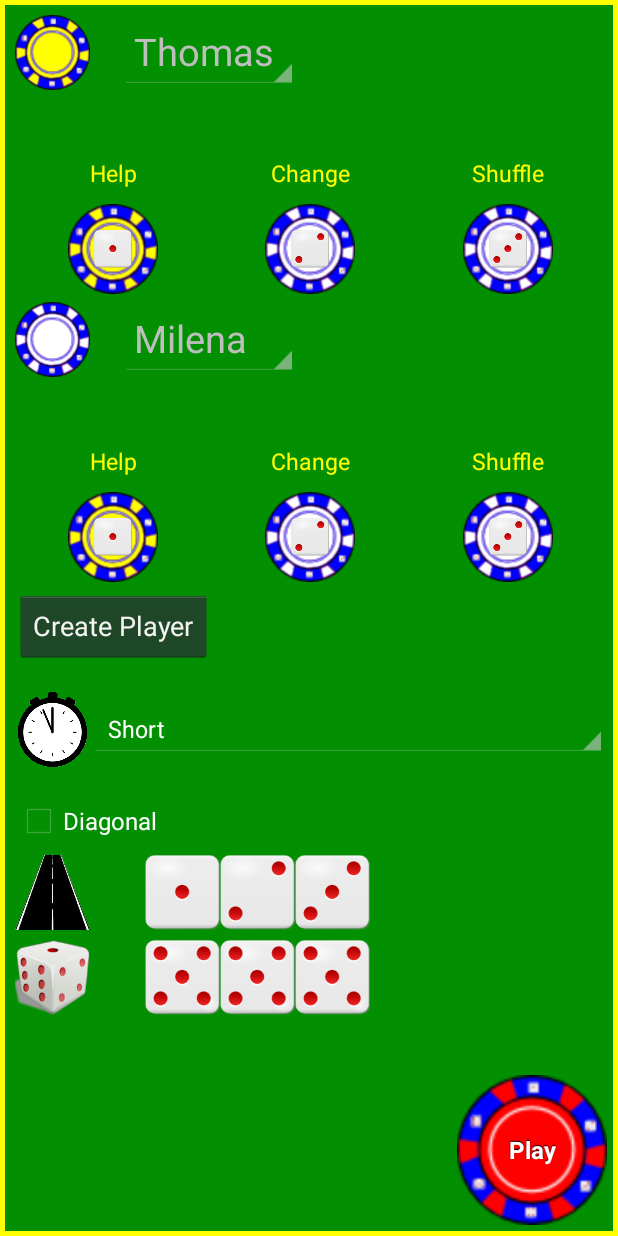
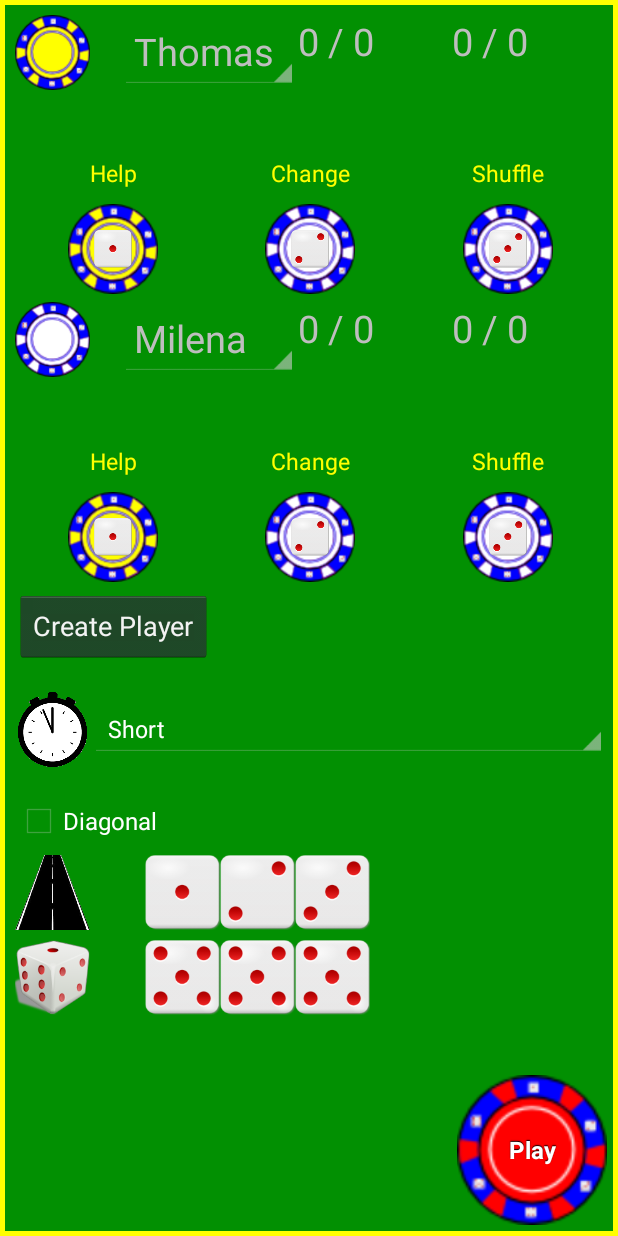
Before and after one commit to Runje/Dicy, an Android app: the OptionActivity screen opened directly, with no data from a screen before it, on a phone screen of 412 x 824 dp. Run offline under Robolectric (Android 15) with nearby library versions, the phone set to English and light mode, and no system bars.

Commit message:
Statistics are now shown in the options

```diff
--- a/app/src/main/java/games/runje/dicy/OptionActivity.java
+++ b/app/src/main/java/games/runje/dicy/OptionActivity.java
@@ -31,6 +31,7 @@ import games.runje.dicy.layouts.SimpleObserver;
 import games.runje.dicy.layouts.SkillChooser;
 import games.runje.dicy.layouts.StraightLayout;
 import games.runje.dicy.layouts.XOfAKindLayout;
+import games.runje.dicy.statistics.GameStatistic;
 import games.runje.dicy.statistics.PlayerStatistic;
 import games.runje.dicy.statistics.SQLiteHandler;
 import games.runje.dicy.statistics.StatisticManager;
@@ -83,6 +84,10 @@ public class OptionActivity extends Activity implements SimpleObserver
     private int[] player1Skills = { R.id.player1_skill1, R.id.player1_skill2, R.id.player1_skill3};
     private SkillChooser skillChooser2;
     private int[] player2Skills = { R.id.player2_skill1, R.id.player2_skill2, R.id.player2_skill3};;
+    private TextView player1Stats1;
+    private TextView player1Stats2;
+    private TextView player2Stats1;
+    private TextView player2Stats2;
 
     public static Rules getRulesFromBundle(Bundle bundle)
     {
@@ -146,6 +151,44 @@ public class OptionActivity extends Activity implements SimpleObserver
         {
             layout.addView(x, params);
         }
+
+        initStatistics();
+    }
+
+    private void initStatistics()
+    {
+        player1Stats1 = (TextView) findViewById(R.id.text_player1_stats1);
+        player1Stats2 = (TextView) findViewById(R.id.text_player1_stats2);
+        player2Stats1 = (TextView) findViewById(R.id.text_player2_stats1);
+        player2Stats2 = (TextView) findViewById(R.id.text_player2_stats2);
+
+        updateStats();
+    }
+
+    private void updateStats()
+    {
+        StatisticManager manager = new SQLiteHandler(this);
+
+        PlayerStatistic player1 = manager.getPlayer(((PlayerStatistic) player1Spinner.getSelectedItem()).getName());
+        PlayerStatistic player2 = manager.getPlayer(((PlayerStatistic) player2Spinner.getSelectedItem()).getName());
+
+        player1Stats1.setText(player1.getWins() + " / " + (player1.getGames()));
+        player2Stats1.setText(player2.getWins() + " / " + (player2.getGames()));
+
+        List<GameStatistic> games = manager.getGames(player1.getName(), player2.getName());
+        int p1Wins = 0;
+
+        for (GameStatistic game : games)
+        {
+            if (game.getPlayer1().getName().equals(player1.getName()) && game.hasP1Won())
+            {
+                p1Wins++;
+            }
+        }
+
+        int p2Wins = games.size() - p1Wins;
+        player1Stats2.setText(p1Wins + " / " + games.size());
+        player2Stats2.setText(p2Wins + " / " + games.size());
     }
 
     private void initSkills()
@@ -210,6 +253,7 @@ public class OptionActivity extends Activity implements SimpleObserver
             public void onItemSelected(AdapterView<?> adapterView, View view, int i, long l)
             {
                 player2Adapter.setSelectedOther(i);
+                updateStats();
             }
 
             @Override
@@ -226,6 +270,7 @@ public class OptionActivity extends Activity implements SimpleObserver
             public void onItemSelected(AdapterView<?> adapterView, View view, int i, long l)
             {
                 player1Adapter.setSelectedOther(i);
+                updateStats();
             }
 
             @Override
--- a/app/src/main/java/games/runje/dicy/statistics/GameTable.java
+++ b/app/src/main/java/games/runje/dicy/statistics/GameTable.java
@@ -6,6 +6,7 @@ import android.database.sqlite.SQLiteDatabase;
 import android.util.Log;
 
 import java.util.ArrayList;
+import java.util.List;
 
 import games.runje.dicymodel.Logger;
 
@@ -113,4 +114,27 @@ public class GameTable
     {
         return new GameStatistic(cursor.getLong(0), cursor.getString(1), cursor.getString(2), cursor.getInt(3) == 1, cursor.getInt(4) == 1, cursor.getInt(5), cursor.getInt(6));
     }
+
+    public static List<GameStatistic> getGames(SQLiteDatabase db, String player1, String player2)
+    {
+        ArrayList<GameStatistic> games = new ArrayList<>();
+
+        String selectQuery = "SELECT * FROM " + TABLE_GAMES + " WHERE (" + KEY_P1 + " = ? AND " + KEY_P2 + " = ?) OR (" + KEY_P1 + " = ? " + "AND " + KEY_P2 + " = ?)";
+
+        Cursor cursor = db.rawQuery(selectQuery, new String[]{player1, player2, player2, player1});
+
+        if (cursor.moveToFirst())
+        {
+            do
+            {
+                GameStatistic game = createGameFromCursor(cursor);
+                Logger.logDebug(LogKey, game.toString());
+                games.add(game);
+            } while (cursor.moveToNext());
+        }
+
+        cursor.close();
+
+        return games;
+    }
 }
--- a/app/src/main/java/games/runje/dicy/statistics/SQLiteHandler.java
+++ b/app/src/main/java/games/runje/dicy/statistics/SQLiteHandler.java
@@ -6,6 +6,7 @@ import android.database.sqlite.SQLiteDatabase;
 import android.database.sqlite.SQLiteOpenHelper;
 
 import java.util.ArrayList;
+import java.util.List;
 
 import games.runje.dicymodel.Logger;
 
@@ -76,10 +77,17 @@ public class SQLiteHandler extends SQLiteOpenHelper implements StatisticManager
     }
 
     @Override
-    public void getAllGames()
+    public List<GameStatistic> getAllGames()
     {
         SQLiteDatabase db = this.getWritableDatabase();
-        GameTable.getAll(db);
+        return GameTable.getAll(db);
+    }
+
+    @Override
+    public List<GameStatistic> getGames(String player1, String player2)
+    {
+        SQLiteDatabase db = this.getWritableDatabase();
+        return GameTable.getGames(db, player1, player2);
     }
 
     @Override
--- a/app/src/main/java/games/runje/dicy/statistics/StatisticManager.java
+++ b/app/src/main/java/games/runje/dicy/statistics/StatisticManager.java
@@ -1,6 +1,7 @@
 package games.runje.dicy.statistics;
 
 import java.util.ArrayList;
+import java.util.List;
 
 /**
  * Created by Thomas on 15.06.2015.
@@ -18,5 +19,7 @@ public interface StatisticManager
 
     PlayerStatistic createPlayer(String name, String strategy);
 
-    void getAllGames();
+    List<GameStatistic> getAllGames();
+
+    List<GameStatistic> getGames(String player1, String player2);
 }
--- a/app/src/main/res/layout/activity_option.xml
+++ b/app/src/main/res/layout/activity_option.xml
@@ -35,7 +35,7 @@
                 android:src="@drawable/blueyellowchip"/>
 
             <LinearLayout
-                android:layout_width="fill_parent"
+                android:layout_width="wrap_content"
                 android:layout_height="wrap_content"
                 android:layout_marginLeft="20dp"
                 android:orientation="vertical">
@@ -50,35 +50,49 @@
 
             </LinearLayout>
 
+            <TextView
+                android:id="@+id/text_player1_stats1"
+                android:layout_width="0dp"
+                android:layout_height="wrap_content"
+                android:layout_weight="1"
+                android:textSize="25sp"/>
+
+            <TextView
+                android:id="@+id/text_player1_stats2"
+                android:layout_width="0dp"
+                android:layout_height="wrap_content"
+                android:layout_weight="1"
+                android:textSize="25sp"/>
+
         </LinearLayout>
 
         <LinearLayout
-            android:orientation="horizontal"
             android:layout_width="match_parent"
             android:layout_height="wrap_content"
             android:layout_marginBottom="5dp"
-            android:layout_marginTop="5dp">
+            android:layout_marginTop="5dp"
+            android:orientation="horizontal">
 
             <include
+                android:id="@+id/player1_skill1"
                 layout="@layout/skill"
                 android:layout_width="0dp"
                 android:layout_height="wrap_content"
-                android:layout_weight="1"
-                android:id="@+id/player1_skill1"/>
+                android:layout_weight="1"/>
 
             <include
+                android:id="@+id/player1_skill2"
                 layout="@layout/skill"
                 android:layout_width="0dp"
                 android:layout_height="wrap_content"
-                android:layout_weight="1"
-                android:id="@+id/player1_skill2"/>
+                android:layout_weight="1"/>
 
             <include
+                android:id="@+id/player1_skill3"
                 layout="@layout/skill"
                 android:layout_width="0dp"
                 android:layout_height="wrap_content"
-                android:layout_weight="1"
-                android:id="@+id/player1_skill3"/>
+                android:layout_weight="1"/>
         </LinearLayout>
 
         <LinearLayout
@@ -95,7 +109,7 @@
                 android:src="@drawable/bluewhitechip"/>
 
             <LinearLayout
-                android:layout_width="fill_parent"
+                android:layout_width="wrap_content"
                 android:layout_height="wrap_content"
                 android:layout_marginLeft="20dp"
                 android:orientation="vertical">
@@ -109,43 +123,57 @@
 
             </LinearLayout>
 
+            <TextView
+                android:id="@+id/text_player2_stats1"
+                android:layout_width="0dp"
+                android:layout_height="wrap_content"
+                android:layout_weight="1"
+                android:textSize="25sp"/>
+
+            <TextView
+                android:id="@+id/text_player2_stats2"
+                android:layout_width="0dp"
+                android:layout_height="wrap_content"
+                android:layout_weight="1"
+                android:textSize="25sp"/>
+
         </LinearLayout>
 
         <LinearLayout
-            android:orientation="horizontal"
             android:layout_width="match_parent"
             android:layout_height="wrap_content"
             android:layout_marginBottom="5dp"
-            android:layout_marginTop="5dp">
+            android:layout_marginTop="5dp"
+            android:orientation="horizontal">
 
             <include
+                android:id="@+id/player2_skill1"
                 layout="@layout/skill"
                 android:layout_width="0dp"
                 android:layout_height="wrap_content"
-                android:layout_weight="1"
-                android:id="@+id/player2_skill1"/>
+                android:layout_weight="1"/>
 
             <include
+                android:id="@+id/player2_skill2"
                 layout="@layout/skill"
                 android:layout_width="0dp"
                 android:layout_height="wrap_content"
-                android:layout_weight="1"
-                android:id="@+id/player2_skill2"/>
+                android:layout_weight="1"/>
 
             <include
+                android:id="@+id/player2_skill3"
                 layout="@layout/skill"
                 android:layout_width="0dp"
                 android:layout_height="wrap_content"
-                android:layout_weight="1"
-                android:id="@+id/player2_skill3"/>
+                android:layout_weight="1"/>
         </LinearLayout>
 
         <Button
+            android:id="@+id/button_add"
             android:layout_width="wrap_content"
             android:layout_height="wrap_content"
-            android:text="Create Player"
-            android:id="@+id/button_add"
-            android:onClick="click_createPlayer"/>
+            android:onClick="click_createPlayer"
+            android:text="Create Player"/>
 
         <LinearLayout
             android:layout_width="fill_parent"
```
